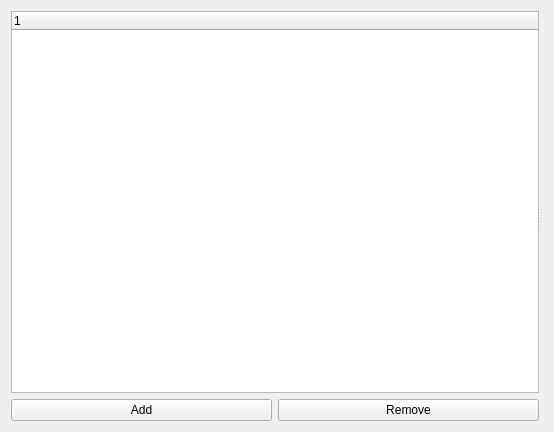
Qt form src/gui/TaskGraphEditor/TaskGraphEditor.ui (rock-core/tools-graph_analysis) before a commit.
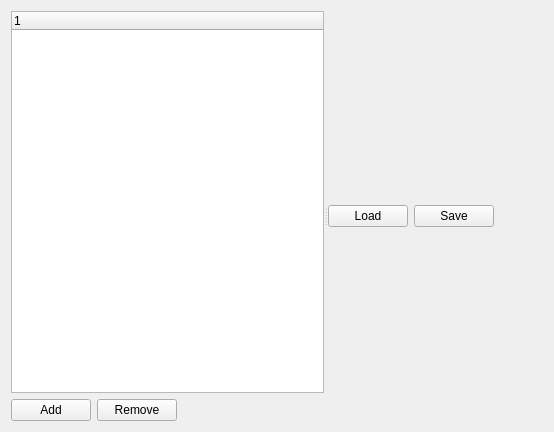
The same form after that commit.

Commit message: Added two buttons to the UI for loading/storing task graphs

Patch:
```diff
--- a/src/gui/TaskGraphEditor/TaskGraphEditor.ui
+++ b/src/gui/TaskGraphEditor/TaskGraphEditor.ui
@@ -13,7 +13,7 @@
   <property name="windowTitle">
    <string>Form</string>
   </property>
-  <layout class="QHBoxLayout" name="horizontalLayout_2">
+  <layout class="QHBoxLayout" name="horizontalLayout_3">
    <item>
     <widget class="QSplitter" name="splitter">
      <property name="orientation">
@@ -52,12 +52,67 @@
            </property>
           </widget>
          </item>
+         <item>
+          <spacer name="horizontalSpacer">
+           <property name="orientation">
+            <enum>Qt::Horizontal</enum>
+           </property>
+           <property name="sizeHint" stdset="0">
+            <size>
+             <width>40</width>
+             <height>20</height>
+            </size>
+           </property>
+          </spacer>
+         </item>
         </layout>
        </item>
       </layout>
      </widget>
-     <widget class="QWidget" name="horizontalLayoutWidget">
-      <layout class="QHBoxLayout" name="placeHolder"/>
+     <widget class="QWidget" name="">
+      <layout class="QVBoxLayout" name="verticalLayout_2">
+       <item>
+        <layout class="QHBoxLayout" name="placeHolder">
+         <property name="sizeConstraint">
+          <enum>QLayout::SetMaximumSize</enum>
+         </property>
+        </layout>
+       </item>
+       <item>
+        <layout class="QHBoxLayout" name="horizontalLayout_2">
+         <property name="sizeConstraint">
+          <enum>QLayout::SetMinimumSize</enum>
+         </property>
+         <item>
+          <widget class="QPushButton" name="loadButton">
+           <property name="text">
+            <string>Load</string>
+           </property>
+          </widget>
+         </item>
+         <item>
+          <widget class="QPushButton" name="saveButton">
+           <property name="text">
+            <string>Save</string>
+           </property>
+          </widget>
+         </item>
+         <item>
+          <spacer name="horizontalSpacer_2">
+           <property name="orientation">
+            <enum>Qt::Horizontal</enum>
+           </property>
+           <property name="sizeHint" stdset="0">
+            <size>
+             <width>40</width>
+             <height>20</height>
+            </size>
+           </property>
+          </spacer>
+         </item>
+        </layout>
+       </item>
+      </layout>
      </widget>
     </widget>
    </item>
```
The commit also changes 2 other files.
